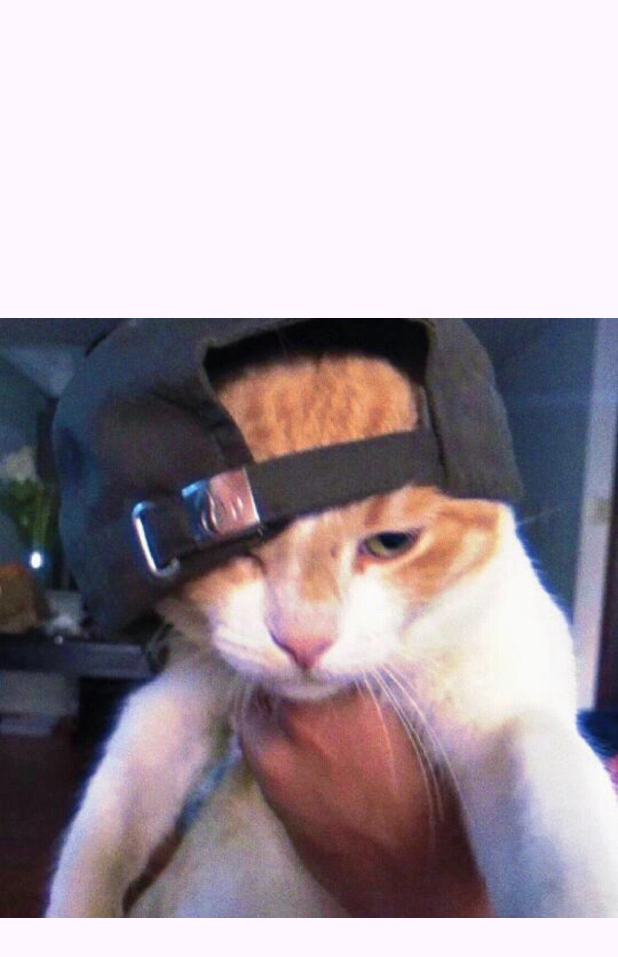
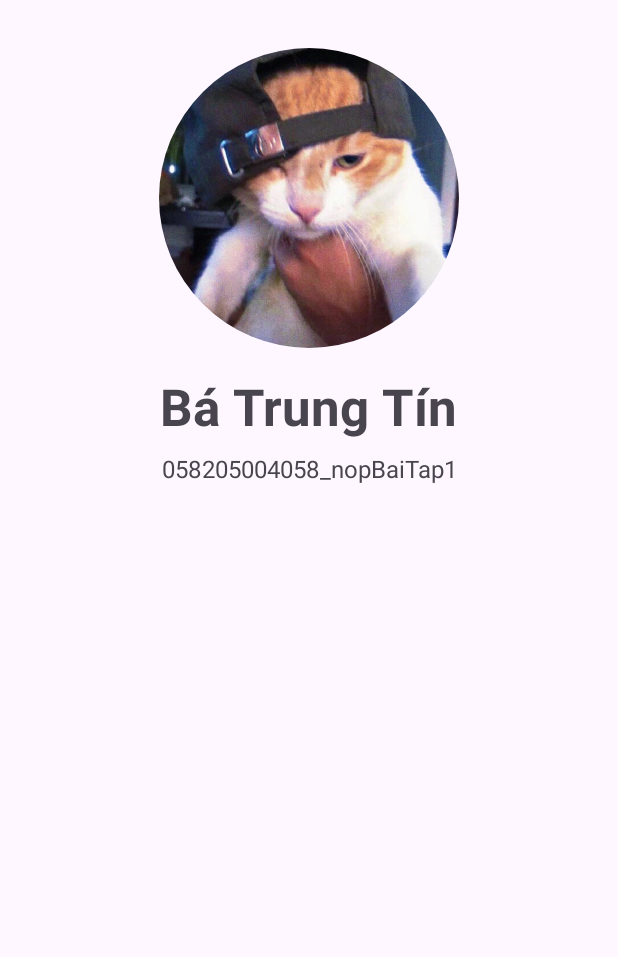
Before and after one commit to BaTrungTin/MobileDev, an Android app: the screen it shows after launch (MainActivity), on a phone screen of 412 x 824 dp. Shown: the top 957 px of the screen. Run offline under Robolectric (Android 15) with nearby library versions, the phone set to English and light mode, and no system bars.

Commit message:
Update code giao diện, chỉnh TextView

```diff
--- /dev/null
+++ b/app/src/main/res/drawable/rounded_corners.xml
@@ -0,0 +1,5 @@
+<shape xmlns:android="http://schemas.android.com/apk/res/android"
+    android:shape="rectangle">
+    <corners android:radius="100dp"/> <!-- bán kính bo góc -->
+    <solid android:color="@android:color/transparent"/>
+</shape>
--- a/app/src/main/res/layout/activity_main.xml
+++ b/app/src/main/res/layout/activity_main.xml
@@ -7,20 +7,40 @@
     android:layout_height="match_parent"
     tools:context=".MainActivity">
 
+    <ImageView
+        android:id="@+id/imageView"
+        android:layout_width="200dp"
+        android:layout_height="200dp"
+        android:layout_marginTop="32dp"
+        android:background="@drawable/rounded_corners"
+        android:clipToOutline="true"
+        android:scaleType="centerCrop"
+        app:layout_constraintTop_toTopOf="parent"
+        app:layout_constraintStart_toStartOf="parent"
+        app:layout_constraintEnd_toEndOf="parent"
+        app:srcCompat="@drawable/meoo" />
+
     <TextView
+        android:id="@+id/textView2"
         android:layout_width="wrap_content"
         android:layout_height="wrap_content"
-        android:text="Hello World!"
-        app:layout_constraintBottom_toBottomOf="parent"
-        app:layout_constraintEnd_toEndOf="parent"
+        android:layout_marginTop="16dp"
+        android:text="Bá Trung Tín"
+        android:textSize="34sp"
+        android:textStyle="bold"
+        app:layout_constraintTop_toBottomOf="@id/imageView"
         app:layout_constraintStart_toStartOf="parent"
-        app:layout_constraintTop_toTopOf="parent" />
+        app:layout_constraintEnd_toEndOf="parent" />
 
-    <ImageView
-        android:id="@+id/imageView3"
+    <TextView
+        android:id="@+id/textView3"
         android:layout_width="wrap_content"
         android:layout_height="wrap_content"
-        app:srcCompat="@drawable/meoo" />
-
+        android:layout_marginTop="8dp"
+        android:text="058205004058_nopBaiTap1"
+        android:textSize="16sp"
+        app:layout_constraintTop_toBottomOf="@id/textView2"
+        app:layout_constraintStart_toStartOf="parent"
+        app:layout_constraintEnd_toEndOf="parent" />
 
 </androidx.constraintlayout.widget.ConstraintLayout>
```
